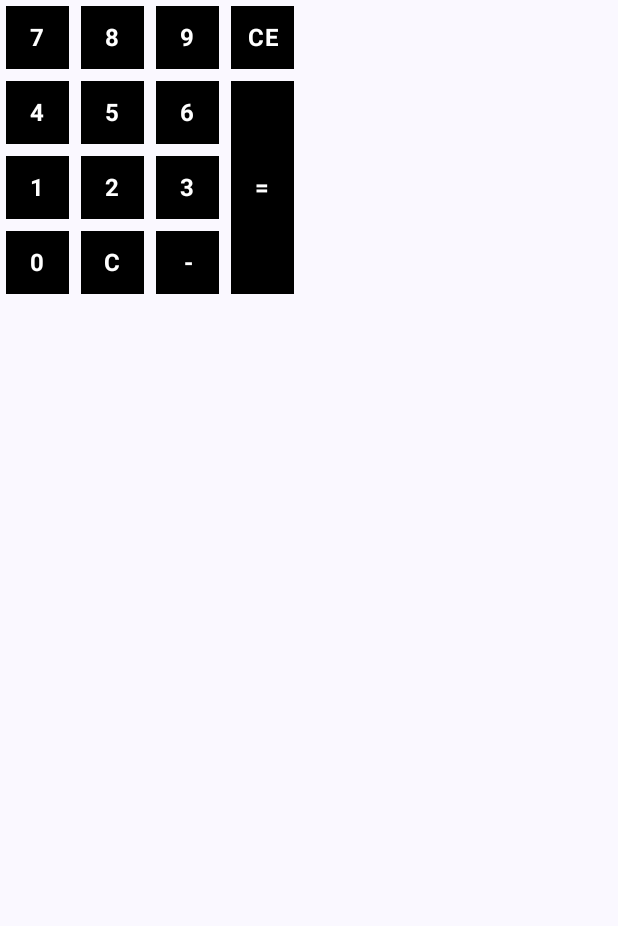
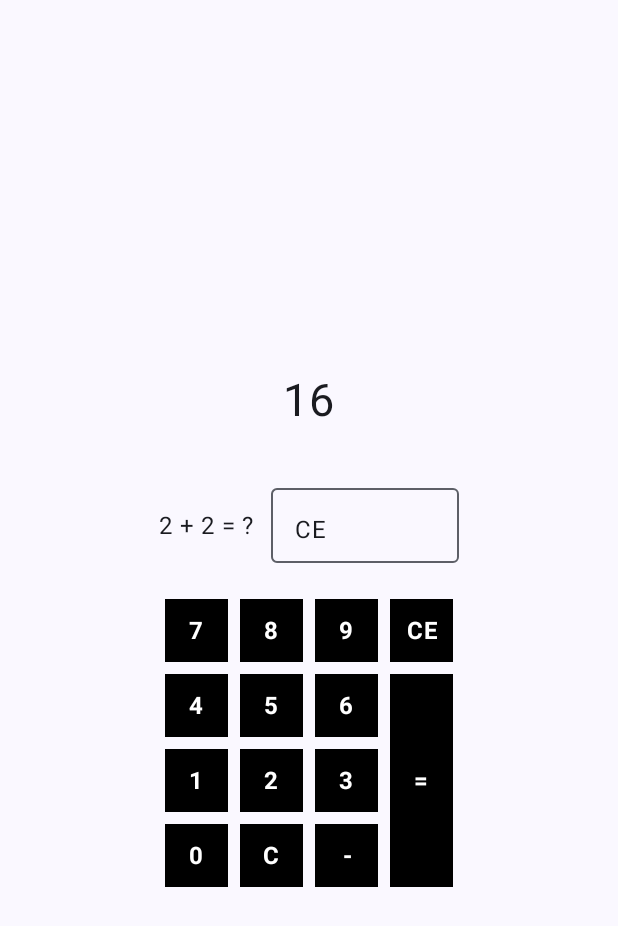
Before and after one commit to Nozferatu/Practica1-PM, an Android app built with Jetpack Compose: the CalculaTronActivity screen opened directly, with no data from a screen before it, after a tap on "CE", on a phone screen of 412 x 824 dp. Shown: the top 926 px of the screen. Run offline under Robolectric (Android 15) with nearby library versions, the phone set to English and light mode, and no system bars.

Commit message:
Añadido input

```diff
--- a/app/src/main/java/com/cmj/practica1_pm/CalculaTronActivity.kt
+++ b/app/src/main/java/com/cmj/practica1_pm/CalculaTronActivity.kt
@@ -6,9 +6,11 @@ import androidx.activity.compose.setContent
 import androidx.activity.enableEdgeToEdge
 import androidx.compose.foundation.background
 import androidx.compose.foundation.clickable
+import androidx.compose.foundation.layout.Arrangement
 import androidx.compose.foundation.layout.Box
 import androidx.compose.foundation.layout.Column
 import androidx.compose.foundation.layout.PaddingValues
+import androidx.compose.foundation.layout.Row
 import androidx.compose.foundation.layout.fillMaxSize
 import androidx.compose.foundation.layout.padding
 import androidx.compose.foundation.layout.size
@@ -16,10 +18,16 @@ import androidx.compose.foundation.layout.width
 import androidx.compose.foundation.layout.wrapContentSize
 import androidx.compose.foundation.lazy.staggeredgrid.LazyVerticalStaggeredGrid
 import androidx.compose.foundation.lazy.staggeredgrid.StaggeredGridCells
+import androidx.compose.material3.OutlinedTextField
 import androidx.compose.material3.Scaffold
 import androidx.compose.material3.Surface
 import androidx.compose.material3.Text
 import androidx.compose.runtime.Composable
+import androidx.compose.runtime.LaunchedEffect
+import androidx.compose.runtime.MutableState
+import androidx.compose.runtime.mutableIntStateOf
+import androidx.compose.runtime.mutableStateOf
+import androidx.compose.runtime.remember
 import androidx.compose.ui.Alignment
 import androidx.compose.ui.Modifier
 import androidx.compose.ui.graphics.Color
@@ -28,7 +36,11 @@ import androidx.compose.ui.text.style.TextAlign
 import androidx.compose.ui.tooling.preview.Preview
 import androidx.compose.ui.unit.Dp
 import androidx.compose.ui.unit.dp
+import androidx.compose.ui.unit.sp
 import com.cmj.practica1_pm.ui.theme.Practica1PMTheme
+import kotlinx.coroutines.delay
+
+private var respuestaOperacion = mutableStateOf("")
 
 class CalculaTronActivity : ComponentActivity() {
     override fun onCreate(savedInstanceState: Bundle?) {
@@ -52,19 +64,44 @@ class CalculaTronActivity : ComponentActivity() {
 }
 
 @Composable
+fun Contador(contador: MutableState<Int>){
+    Text(modifier = Modifier
+        .padding(vertical = 20.dp),
+        text = contador.value.toString(),
+        fontSize = 30.sp
+    )
+}
+
+@Composable
+fun Operacion(){
+    Row(modifier = Modifier
+        .width(200.dp)
+        .padding(vertical = 20.dp),
+        verticalAlignment = Alignment.CenterVertically,
+        horizontalArrangement = Arrangement.SpaceBetween){
+        Text("2 + 2 = ?")
+        OutlinedTextField(modifier = Modifier
+            .size(width = 125.dp, height = 50.dp),
+            value = respuestaOperacion.value,
+            onValueChange = { respuestaOperacion.value = it }
+        )
+    }
+}
+
+@Composable
 fun Tecla(
     contenido: String,
     altura: Dp = 50.dp,
     anchura: Dp = 50.dp,
     funcion: () -> (Unit) = {
-
+        respuestaOperacion.value += contenido
     }
 ){
     Box(modifier = Modifier
         .size(width = anchura, height = altura)
         .padding(4.dp)
         .background(Color.Black)
-        .clickable { funcion },
+        .clickable { funcion() },
         contentAlignment = Alignment.Center
 
     ) {
@@ -81,7 +118,8 @@ fun Tecla(
 fun Teclado(){
     LazyVerticalStaggeredGrid(
         modifier = Modifier
-        .wrapContentSize(),
+            .width(200.dp)
+            .wrapContentSize(),
         columns = StaggeredGridCells.Fixed(4)
     ) {
         item{
@@ -98,7 +136,7 @@ fun Teclado(){
                 Tecla("8")
                 Tecla("5")
                 Tecla("2")
-                Tecla("C")
+                Tecla("C", funcion = { respuestaOperacion.value = respuestaOperacion.value.dropLast(1) })
             }
         }
 
@@ -122,16 +160,29 @@ fun Teclado(){
 
 @Composable
 fun CalculaTron(innerPadding: PaddingValues) {
+    val contador = remember { mutableIntStateOf(20) }
+
     Column(modifier = Modifier
-        .width(200.dp)
-        .padding(innerPadding)
+        .fillMaxSize()
+        .padding(innerPadding),
+        horizontalAlignment = Alignment.CenterHorizontally,
+        verticalArrangement = Arrangement.Center
     ) {
+        Contador(contador)
+        Operacion()
         Teclado()
+    }
+
+    LaunchedEffect(Unit) {
+        while(contador.intValue > 0){
+            delay(1000L)
+            contador.intValue--
+        }
     }
 }
 
-@Preview(showBackground = true)
+@Preview(showBackground = true, widthDp = 400, heightDp = 900)
 @Composable
-fun TecladoPreview(){
-    Teclado()
+fun CalculaTronPreview(){
+    CalculaTron(PaddingValues(20.dp))
 }
```
